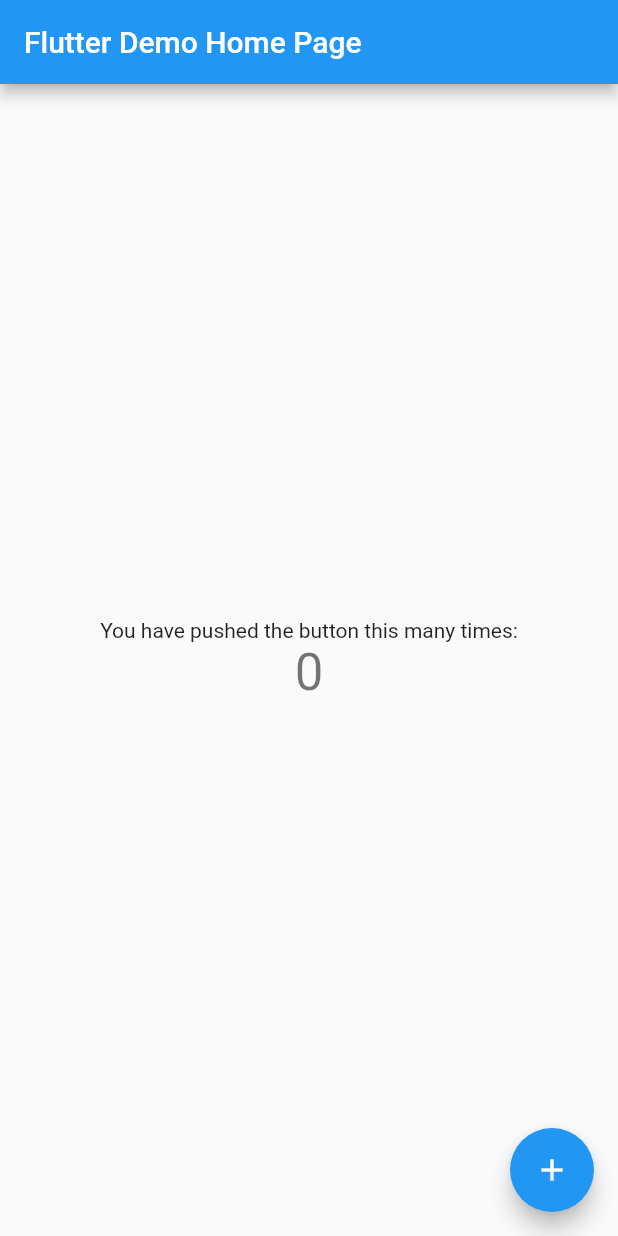
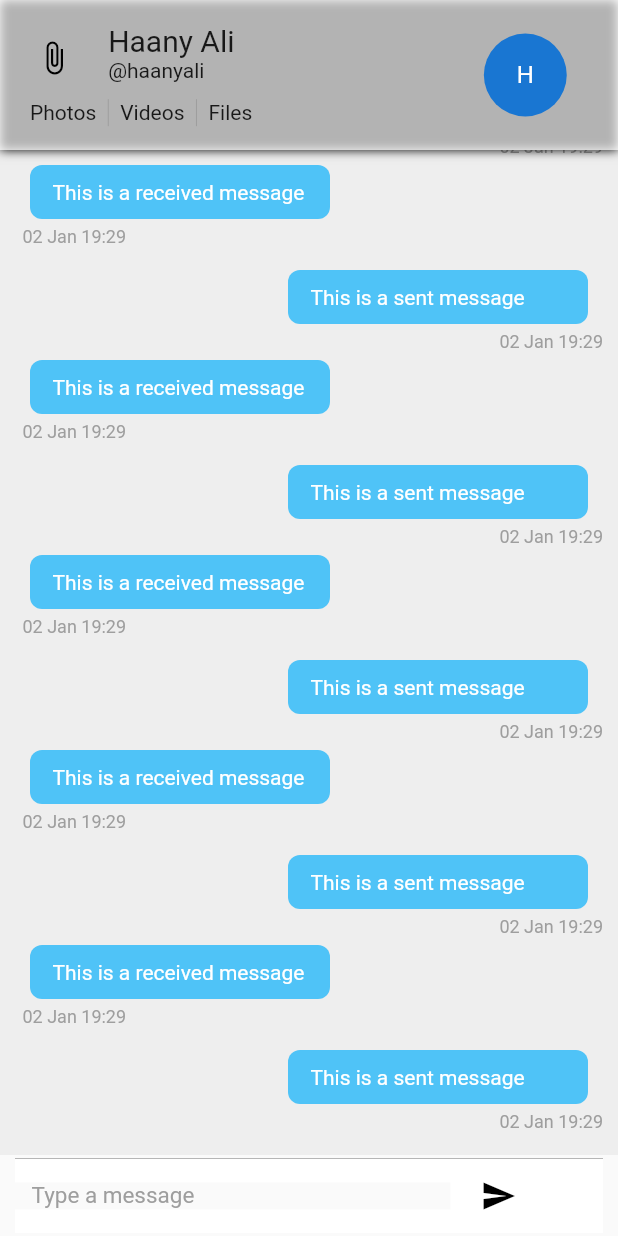
Before and after one commit to MarikIshtar007/coms, a Flutter app: the screen it shows after launch, on a phone screen of 412 x 824 dp. Run offline on Flutter 3.47's test engine with Material 2 defaults, Android fonts, the phone set to English and light mode, and no system bars.

Commit message:
Added individual chat UI; needs improv

```diff
--- /dev/null
+++ b/lib/config/palette.dart
@@ -0,0 +1,23 @@
+import 'package:flutter/material.dart';
+
+class Palette {
+  static Color primaryColor = Colors.white;
+  static Color accentColor = Color(0xFF4FC3F7);
+  static Color secondaryColor = Colors.black;
+
+  static Color gradientStartColor = accentColor;
+  static Color gradientEndColor = Color(0xFFAA8FD);
+  static Color errorGradientStartColor = Color(0xFFD50000);
+  static Color errorGradientEndColor = Color(0xFF99B0000);
+
+  static Color primaryTextColorLight = Colors.white;
+  static Color secondaryTextColorLight = Colors.white70;
+  static Color hintTextColorLight = Colors.white70;
+
+  static Color selfMessageBackgroundColor = Color(0xFF4Fc3F7);
+  static Color otherMessageBackgroundColor = Colors.white;
+
+  static Color selfMessageColor = Colors.white;
+  static Color otherMessageColor = Color(0xFF3F3F3F);
+  static Color greyColor = Colors.grey;
+}
--- a/lib/main.dart
+++ b/lib/main.dart
@@ -1,113 +1,21 @@
+import 'package:coms/screens/conservationListScreen.dart';
 import 'package:flutter/material.dart';
+import 'package:flutter/services.dart';
 
 void main() {
+  SystemChrome.setSystemUIOverlayStyle(SystemUiOverlayStyle(
+    statusBarColor: Colors.black,
+    statusBarBrightness: Brightness.light,
+  ));
   runApp(MyApp());
 }
 
 class MyApp extends StatelessWidget {
-  // This widget is the root of your application.
   @override
   Widget build(BuildContext context) {
     return MaterialApp(
-      title: 'Flutter Demo',
-      theme: ThemeData(
-        // This is the theme of your application.
-        //
-        // Try running your application with "flutter run". You'll see the
-        // application has a blue toolbar. Then, without quitting the app, try
-        // changing the primarySwatch below to Colors.green and then invoke
-        // "hot reload" (press "r" in the console where you ran "flutter run",
-        // or simply save your changes to "hot reload" in a Flutter IDE).
-        // Notice that the counter didn't reset back to zero; the application
-        // is not restarted.
-        primarySwatch: Colors.blue,
-      ),
-      home: MyHomePage(title: 'Flutter Demo Home Page'),
+      debugShowCheckedModeBanner: false,
+      home: ConversationListScreen(),
     );
   }
 }
-
-class MyHomePage extends StatefulWidget {
-  MyHomePage({Key? key, this.title}) : super(key: key);
-
-  // This widget is the home page of your application. It is stateful, meaning
-  // that it has a State object (defined below) that contains fields that affect
-  // how it looks.
-
-  // This class is the configuration for the state. It holds the values (in this
-  // case the title) provided by the parent (in this case the App widget) and
-  // used by the build method of the State. Fields in a Widget subclass are
-  // always marked "final".
-
-  final String? title;
-
-  @override
-  _MyHomePageState createState() => _MyHomePageState();
-}
-
-class _MyHomePageState extends State<MyHomePage> {
-  int _counter = 0;
-
-  void _incrementCounter() {
-    setState(() {
-      // This call to setState tells the Flutter framework that something has
-      // changed in this State, which causes it to rerun the build method below
-      // so that the display can reflect the updated values. If we changed
-      // _counter without calling setState(), then the build method would not be
-      // called again, and so nothing would appear to happen.
-      _counter++;
-    });
-  }
-
-  @override
-  Widget build(BuildContext context) {
-    // This method is rerun every time setState is called, for instance as done
-    // by the _incrementCounter method above.
-    //
-    // The Flutter framework has been optimized to make rerunning build methods
-    // fast, so that you can just rebuild anything that needs updating rather
-    // than having to individually change instances of widgets.
-    return Scaffold(
-      appBar: AppBar(
-        // Here we take the value from the MyHomePage object that was created by
-        // the App.build method, and use it to set our appbar title.
-        title: Text(widget.title!),
-      ),
-      body: Center(
-        // Center is a layout widget. It takes a single child and positions it
-        // in the middle of the parent.
-        child: Column(
-          // Column is also a layout widget. It takes a list of children and
-          // arranges them vertically. By default, it sizes itself to fit its
-          // children horizontally, and tries to be as tall as its parent.
-          //
-          // Invoke "debug painting" (press "p" in the console, choose the
-          // "Toggle Debug Paint" action from the Flutter Inspector in Android
-          // Studio, or the "Toggle Debug Paint" command in Visual Studio Code)
-          // to see the wireframe for each widget.
-          //
-          // Column has various properties to control how it sizes itself and
-          // how it positions its children. Here we use mainAxisAlignment to
-          // center the children vertically; the main axis here is the vertical
-          // axis because Columns are vertical (the cross axis would be
-          // horizontal).
-          mainAxisAlignment: MainAxisAlignment.center,
-          children: <Widget>[
-            Text(
-              'You have pushed the button this many times:',
-            ),
-            Text(
-              '$_counter',
-              style: Theme.of(context).textTheme.headline4,
-            ),
-          ],
-        ),
-      ),
-      floatingActionButton: FloatingActionButton(
-        onPressed: _incrementCounter,
-        tooltip: 'Increment',
-        child: Icon(Icons.add),
-      ), // This trailing comma makes auto-formatting nicer for build methods.
-    );
-  }
-}
--- /dev/null
+++ b/lib/screens/conservationListScreen.dart
@@ -0,0 +1,20 @@
+import 'package:flutter/material.dart';
+import 'conversationPage.dart';
+
+class ConversationListScreen extends StatefulWidget {
+  @override
+  _ConversationListScreenState createState() => _ConversationListScreenState();
+}
+
+class _ConversationListScreenState extends State<ConversationListScreen> {
+  @override
+  Widget build(BuildContext context) {
+    return PageView(
+      children: [
+        ConversationPage(),
+        ConversationPage(),
+        ConversationPage(),
+      ],
+    );
+  }
+}
--- /dev/null
+++ b/lib/screens/conversationPage.dart
@@ -0,0 +1,38 @@
+import 'package:coms/widgets/chatAppbar.dart';
+import 'package:coms/widgets/chatListWidget.dart';
+import 'package:coms/widgets/inputWidget.dart';
+import 'package:flutter/material.dart';
+
+class ConversationPage extends StatefulWidget {
+  @override
+  _ConversationPageState createState() => _ConversationPageState();
+}
+
+class _ConversationPageState extends State<ConversationPage> {
+  @override
+  Widget build(BuildContext context) {
+    return SafeArea(
+        child: Scaffold(
+      body: Column(
+        children: [
+          Expanded(
+            child: Stack(
+              children: [
+                Container(
+                  margin: EdgeInsets.only(top: 100),
+                  color: Colors.grey[200],
+                  child: ChatListWidget(),
+                ),
+                SizedBox.fromSize(
+                  size: Size.fromHeight(100),
+                  child: ChatAppBar(),
+                )
+              ],
+            ),
+          ),
+          InputWidget()
+        ],
+      ),
+    ));
+  }
+}
--- /dev/null
+++ b/lib/widgets/chatAppbar.dart
@@ -0,0 +1,95 @@
+import 'package:coms/config/palette.dart';
+import 'package:flutter/material.dart';
+
+class ChatAppBar extends StatelessWidget with PreferredSizeWidget {
+  final double height = 100;
+  @override
+  Widget build(BuildContext context) {
+    var textHeading =
+        TextStyle(color: Palette.primaryTextColorLight, fontSize: 20);
+    var textStyle = TextStyle(color: Palette.secondaryTextColorLight);
+    double width = MediaQuery.of(context).size.width;
+    return Material(
+      child: Container(
+        decoration: BoxDecoration(
+            boxShadow: [BoxShadow(color: Colors.black, blurRadius: 5.0)]),
+        child: Container(
+          color: Colors.white70,
+          child: Row(children: [
+            Expanded(
+              flex: 7,
+              child: Center(
+                child: Column(
+                  mainAxisSize: MainAxisSize.min,
+                  children: [
+                    Container(
+                      height: 70 - width * 0.06,
+                      child: Row(
+                        crossAxisAlignment: CrossAxisAlignment.start,
+                        children: [
+                          Expanded(
+                              flex: 2,
+                              child: Center(
+                                child: Icon(
+                                  Icons.attach_file,
+                                  color: Palette.secondaryColor,
+                                ),
+                              )),
+                          Expanded(
+                            flex: 6,
+                            child: Container(
+                              child: Column(
+                                crossAxisAlignment: CrossAxisAlignment.start,
+                                mainAxisAlignment: MainAxisAlignment.center,
+                                mainAxisSize: MainAxisSize.min,
+                                children: [
+                                  Text(
+                                    'Haany Ali',
+                                    style: TextStyle(fontSize: 20),
+                                  ),
+                                  Text('@haanyali')
+                                ],
+                              ),
+                            ),
+                          )
+                        ],
+                      ),
+                    ),
+                    Container(
+                      height: 23,
+                      padding: EdgeInsets.fromLTRB(20, 5, 5, 0),
+                      child: Row(
+                        mainAxisAlignment: MainAxisAlignment.start,
+                        crossAxisAlignment: CrossAxisAlignment.center,
+                        children: [
+                          Text('Photos'),
+                          VerticalDivider(),
+                          Text('Videos'),
+                          VerticalDivider(),
+                          Text('Files')
+                        ],
+                      ),
+                    )
+                  ],
+                ),
+              ),
+            ),
+            Expanded(
+                flex: 3,
+                child: Container(
+                  child: Center(
+                    child: CircleAvatar(
+                      radius: (80 - (width * 0.06)) / 2,
+                      child: Text('H'),
+                    ),
+                  ),
+                ))
+          ]),
+        ),
+      ),
+    );
+  }
+
+  @override
+  Size get preferredSize => Size.fromHeight(height);
+}
--- /dev/null
+++ b/lib/widgets/chatItemWidget.dart
@@ -0,0 +1,91 @@
+import 'package:flutter/material.dart';
+import 'package:coms/config/palette.dart';
+
+import 'package:intl/intl.dart';
+
+class ChatItemWidget extends StatelessWidget {
+  var index;
+  ChatItemWidget({this.index});
+  @override
+  Widget build(BuildContext context) {
+    if (index % 2 == 0) {
+      return Container(
+        child: Column(
+          children: [
+            Row(
+              mainAxisAlignment: MainAxisAlignment.end,
+              children: [
+                Container(
+                  child: Text(
+                    'This is a sent message',
+                    style: TextStyle(color: Palette.selfMessageColor),
+                  ),
+                  padding: EdgeInsets.symmetric(horizontal: 15, vertical: 10),
+                  width: 200.0,
+                  decoration: BoxDecoration(
+                    color: Palette.selfMessageBackgroundColor,
+                    borderRadius: BorderRadius.circular(8.0),
+                  ),
+                  margin: EdgeInsets.only(right: 10.0),
+                )
+              ],
+            ),
+            Row(
+              mainAxisAlignment: MainAxisAlignment.end,
+              children: [
+                Container(
+                  child: Text(
+                    DateFormat('dd MMM kk:mm').format(
+                        DateTime.fromMicrosecondsSinceEpoch(156588495289)),
+                    style: TextStyle(
+                        color: Palette.greyColor,
+                        fontSize: 12,
+                        fontStyle: FontStyle.normal),
+                  ),
+                  margin: EdgeInsets.only(left: 5.0, top: 5.0, bottom: 5.0),
+                )
+              ],
+            )
+          ],
+        ),
+      );
+    } else {
+      return Container(
+        margin: EdgeInsets.only(bottom: 10.0),
+        child: Column(
+          crossAxisAlignment: CrossAxisAlignment.start,
+          children: [
+            Row(
+              children: [
+                Container(
+                  child: Text(
+                    'This is a received message',
+                    style: TextStyle(color: Palette.selfMessageColor),
+                  ),
+                  padding: EdgeInsets.symmetric(horizontal: 15, vertical: 10),
+                  width: 200.0,
+                  decoration: BoxDecoration(
+                    color: Palette.selfMessageBackgroundColor,
+                    borderRadius: BorderRadius.circular(8.0),
+                  ),
+                  margin: EdgeInsets.only(left: 10.0),
+                )
+              ],
+            ),
+            Container(
+              child: Text(
+                DateFormat('dd MMM kk:mm')
+                    .format(DateTime.fromMicrosecondsSinceEpoch(156588495289)),
+                style: TextStyle(
+                    color: Palette.greyColor,
+                    fontSize: 12,
+                    fontStyle: FontStyle.normal),
+              ),
+              margin: EdgeInsets.only(left: 5.0, top: 5.0, bottom: 5.0),
+            )
+          ],
+        ),
+      );
+    }
+  }
+}
--- /dev/null
+++ b/lib/widgets/chatListWidget.dart
@@ -0,0 +1,23 @@
+import 'package:coms/widgets/chatItemWidget.dart';
+import 'package:flutter/material.dart';
+
+class ChatListWidget extends StatefulWidget {
+  @override
+  _ChatListWidgetState createState() => _ChatListWidgetState();
+}
+
+class _ChatListWidgetState extends State<ChatListWidget> {
+  final ScrollController listScrollController = ScrollController();
+  @override
+  Widget build(BuildContext context) {
+    return Flexible(
+      child: ListView.builder(
+        padding: EdgeInsets.all(10),
+        itemCount: 20,
+        reverse: true,
+        controller: listScrollController,
+        itemBuilder: (context, index) => ChatItemWidget(index: index),
+      ),
+    );
+  }
+}
--- /dev/null
+++ b/lib/widgets/inputWidget.dart
@@ -0,0 +1,54 @@
+import 'package:coms/config/palette.dart';
+import 'package:flutter/material.dart';
+
+class InputWidget extends StatefulWidget {
+  @override
+  _InputWidgetState createState() => _InputWidgetState();
+}
+
+class _InputWidgetState extends State<InputWidget> {
+  final TextEditingController textEditingController = TextEditingController();
+  @override
+  Widget build(BuildContext context) {
+    return Container(
+      margin: EdgeInsets.symmetric(horizontal: 10, vertical: 2),
+      width: MediaQuery.of(context).size.width,
+      height: 50.0,
+      decoration: BoxDecoration(
+          border: Border(top: BorderSide(color: Palette.greyColor, width: 0.5)),
+          color: Colors.white),
+      child: Row(
+        children: [
+          Material(
+            child: Container(
+              padding: EdgeInsets.symmetric(horizontal: 10),
+              width: MediaQuery.of(context).size.width * 0.7,
+              margin: EdgeInsets.symmetric(horizontal: 1.0),
+              child: TextField(
+                style: TextStyle(fontSize: 15.0),
+                controller: textEditingController,
+                decoration: InputDecoration.collapsed(
+                    hintText: 'Type a message',
+                    hintStyle: TextStyle(color: Palette.greyColor)),
+              ),
+            ),
+          ),
+          Material(
+            color: Colors.white,
+            child: Container(
+              margin: EdgeInsets.symmetric(horizontal: 8.0),
+              child: IconButton(
+                icon: Icon(
+                  Icons.send,
+                  color: Colors.black,
+                ),
+                onPressed: () {},
+                color: Palette.primaryColor,
+              ),
+            ),
+          )
+        ],
+      ),
+    );
+  }
+}
--- a/pubspec.yaml
+++ b/pubspec.yaml
@@ -28,6 +28,7 @@ dependencies:
   # The following adds the Cupertino Icons font to your application.
   # Use with the CupertinoIcons class for iOS style icons.
   cupertino_icons: ^1.0.2
+  intl:
 
 dev_dependencies:
   flutter_test:
```
Also changed, not shown: lib/config/assets.dart (added), pubspec.lock, 20 other files.
